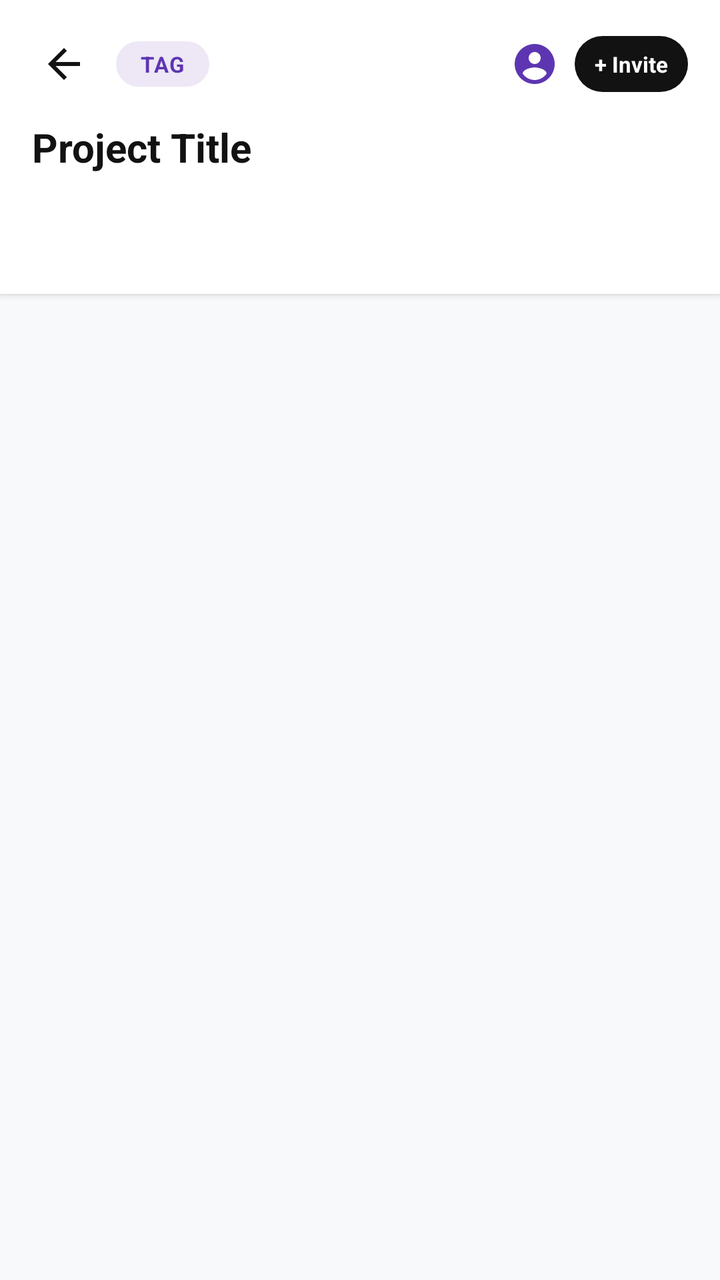
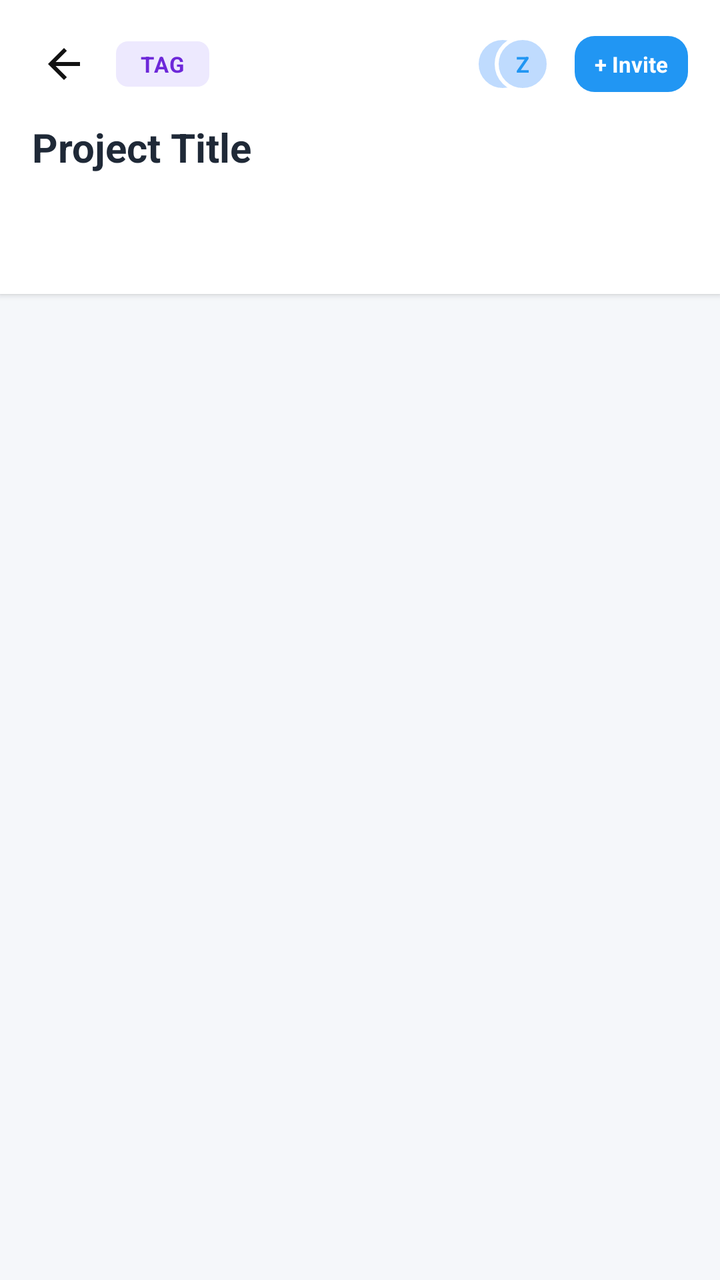

Before-and-after screenshots of an Android layout around one commit, followed by the original layout XML and the change that was made.
<!-- AndroidManifest.xml: application theme Theme.FirstApp -->
<!-- res/layout/activity_project.xml -->
<?xml version="1.0" encoding="utf-8"?>
<LinearLayout xmlns:android="http://schemas.android.com/apk/res/android"
    xmlns:app="http://schemas.android.com/apk/res-auto"
    xmlns:tools="http://schemas.android.com/tools"
    android:id="@+id/main"
    android:layout_width="match_parent"
    android:layout_height="match_parent"
    android:orientation="vertical"
    android:background="#F8F9FA"
    tools:context=".ProjectActivity">

    
    <LinearLayout
        android:layout_width="match_parent"
        android:layout_height="wrap_content"
        android:orientation="vertical"
        android:background="#FFFFFF"
        android:paddingTop="16dp"
        android:paddingBottom="4dp"
        android:paddingHorizontal="16dp"
        android:elevation="2dp">

        <LinearLayout
            android:layout_width="match_parent"
            android:layout_height="wrap_content"
            android:orientation="horizontal"
            android:gravity="center_vertical">

            <ImageView
                android:id="@+id/buttonBack"
                android:layout_width="32dp"
                android:layout_height="32dp"
                android:src="@drawable/back_icon"
                android:contentDescription="Back"
                android:padding="4dp"
                android:background="?attr/selectableItemBackgroundBorderless" />

            <TextView
                android:id="@+id/textProjectTag"
                android:layout_width="wrap_content"
                android:layout_height="wrap_content"
                android:layout_marginStart="10dp"
                android:background="@drawable/bg_rounded_pill"
                android:paddingHorizontal="12dp"
                android:paddingVertical="4dp"
                android:text="TAG"
                android:textColor="#5E35B1"
                android:textSize="11sp"
                android:textStyle="bold"
                android:letterSpacing="0.05" />

            <View
                android:layout_width="0dp"
                android:layout_height="1dp"
                android:layout_weight="1" />

            
            <LinearLayout
                android:layout_width="wrap_content"
                android:layout_height="wrap_content"
                android:orientation="horizontal"
                android:gravity="center_vertical">

                <ImageView
                    android:layout_width="24dp"
                    android:layout_height="24dp"
                    android:src="@drawable/ic_avatar"
                    android:contentDescription="Team Member" />

                <TextView
                    android:id="@+id/buttonInvite"
                    android:layout_width="wrap_content"
                    android:layout_height="28dp"
                    android:layout_marginStart="8dp"
                    android:background="@drawable/bg_rounded_button"
                    android:gravity="center"
                    android:paddingHorizontal="10dp"
                    android:text="+ Invite"
                    android:textColor="#FFFFFF"
                    android:textSize="11sp"
                    android:textStyle="bold" />
            </LinearLayout>

        </LinearLayout>

        
        <TextView
            android:id="@+id/textProjectTitle"
            android:layout_width="match_parent"
            android:layout_height="wrap_content"
            android:layout_marginTop="12dp"
            android:layout_marginBottom="8dp"
            android:text="Project Title"
            android:textColor="#121212"
            android:textSize="20sp"
            android:textStyle="bold"
            android:singleLine="true"
            android:ellipsize="end" />

        
        <com.google.android.material.tabs.TabLayout
            android:id="@+id/tabLayout"
            android:layout_width="match_parent"
            android:layout_height="wrap_content"
            app:tabMode="scrollable"
            app:tabGravity="start"
            app:tabIndicatorColor="#5E35B1"
            app:tabIndicatorHeight="3dp"
            app:tabSelectedTextColor="#5E35B1"
            app:tabTextColor="#666666"
            app:tabTextAppearance="@android:style/TextAppearance.Small"
            android:background="#FFFFFF" />

    </LinearLayout>

    
    <androidx.viewpager2.widget.ViewPager2
        android:id="@+id/viewPager"
        android:layout_width="match_parent"
        android:layout_height="0dp"
        android:layout_weight="1" />

</LinearLayout>
<!-- resources referenced by this layout -->
<resources>
  <!-- drawable back_icon (drawable) -->
  <vector xmlns:android="http://schemas.android.com/apk/res/android" android:autoMirrored="true" android:height="24dp" android:tint="#121212" android:viewportHeight="960" android:viewportWidth="960" android:width="24dp">
        
      <path android:fillColor="@android:color/white" android:pathData="M313,520L537,744L480,800L160,480L480,160L537,216L313,440L800,440L800,520L313,520Z"/>
      
  </vector>
  <!-- drawable bg_rounded_button (drawable) -->
  <?xml version="1.0" encoding="utf-8"?>
  <shape xmlns:android="http://schemas.android.com/apk/res/android">
      <solid android:color="#121212" />
      <corners android:radius="24dp" />
  </shape>
  <!-- drawable bg_rounded_pill (drawable) -->
  <?xml version="1.0" encoding="utf-8"?>
  <shape xmlns:android="http://schemas.android.com/apk/res/android">
      <solid android:color="#EDE7F6" />
      <corners android:radius="20dp" />
  </shape>
  <!-- drawable ic_avatar (drawable) -->
  <vector xmlns:android="http://schemas.android.com/apk/res/android"
      android:width="28dp"
      android:height="28dp"
      android:viewportWidth="24"
      android:viewportHeight="24">
    <path
        android:fillColor="#5E35B1"
        android:pathData="M12,2C6.48,2 2,6.48 2,12s4.48,10 10,10 10,-4.48 10,-10S17.52,2 12,2zM12,6c1.66,0 3,1.34 3,3s-1.34,3 -3,3 -3,-1.34 -3,-3 1.34,-3 3,-3zM12,20c-2.5,0 -4.71,-1.28 -6,-3.22 0.03,-1.99 4,-3.08 6,-3.08 1.99,0 5.97,1.09 6,3.08 -1.29,1.94 -3.5,3.22 -6,3.22z"/>
  </vector>
  <style name="Theme.FirstApp" parent="Base.Theme.FirstApp" />
  <style name="Base.Theme.FirstApp" parent="Theme.Material3.DayNight.NoActionBar">
          
          <item name="android:windowBackground">@color/window_background</item>
          
      </style>
  <color name="window_background">#fcfcfc</color>
</resources>

<!-- the commit's change to res/layout/activity_project.xml (unified diff, before → after) -->
@@ -6,7 +6,7 @@
     android:layout_width="match_parent"
     android:layout_height="match_parent"
     android:orientation="vertical"
-    android:background="#F8F9FA"
+    android:background="@color/tf_bg_screen"
     tools:context=".ProjectActivity">
 
     
@@ -14,7 +14,7 @@
         android:layout_width="match_parent"
         android:layout_height="wrap_content"
         android:orientation="vertical"
-        android:background="#FFFFFF"
+        android:background="@color/tf_surface"
         android:paddingTop="16dp"
         android:paddingBottom="4dp"
         android:paddingHorizontal="16dp"
@@ -40,11 +40,11 @@
                 android:layout_width="wrap_content"
                 android:layout_height="wrap_content"
                 android:layout_marginStart="10dp"
-                android:background="@drawable/bg_rounded_pill"
+                android:background="@drawable/bg_tag"
                 android:paddingHorizontal="12dp"
                 android:paddingVertical="4dp"
                 android:text="TAG"
-                android:textColor="#5E35B1"
+                android:textColor="@color/tf_tag_text"
                 android:textSize="11sp"
                 android:textStyle="bold"
                 android:letterSpacing="0.05" />
@@ -55,31 +55,48 @@
                 android:layout_weight="1" />
 
             
-            <LinearLayout
+            <FrameLayout
                 android:layout_width="wrap_content"
                 android:layout_height="wrap_content"
-                android:orientation="horizontal"
-                android:gravity="center_vertical">
+                android:layout_marginEnd="4dp">
 
-                <ImageView
-                    android:layout_width="24dp"
-                    android:layout_height="24dp"
-                    android:src="@drawable/ic_avatar"
-                    android:contentDescription="Team Member" />
+                
+                <TextView
+                    android:layout_width="28dp"
+                    android:layout_height="28dp"
+                    android:background="@drawable/bg_avatar"
+                    android:gravity="center"
+                    android:text="F"
+                    android:textColor="@color/tf_primary"
+                    android:textSize="11sp"
+                    android:textStyle="bold"
+                    android:layout_marginEnd="10dp" />
 
+                
                 <TextView
-                    android:id="@+id/buttonInvite"
-                    android:layout_width="wrap_content"
+                    android:layout_width="28dp"
                     android:layout_height="28dp"
-                    android:layout_marginStart="8dp"
-                    android:background="@drawable/bg_rounded_button"
+                    android:background="@drawable/bg_avatar"
                     android:gravity="center"
-                    android:paddingHorizontal="10dp"
-                    android:text="+ Invite"
-                    android:textColor="#FFFFFF"
+                    android:text="Z"
+                    android:textColor="@color/tf_primary"
                     android:textSize="11sp"
-                    android:textStyle="bold" />
-            </LinearLayout>
+                    android:textStyle="bold"
+                    android:layout_marginStart="10dp" />
+            </FrameLayout>
+
+            <TextView
+                android:id="@+id/buttonInvite"
+                android:layout_width="wrap_content"
+                android:layout_height="28dp"
+                android:layout_marginStart="8dp"
+                android:background="@drawable/bg_button_primary"
+                android:gravity="center"
+                android:paddingHorizontal="10dp"
+                android:text="+ Invite"
+                android:textColor="@color/white"
+                android:textSize="11sp"
+                android:textStyle="bold" />
 
         </LinearLayout>
 
@@ -91,7 +108,7 @@
             android:layout_marginTop="12dp"
             android:layout_marginBottom="8dp"
             android:text="Project Title"
-            android:textColor="#121212"
+            android:textColor="@color/tf_text_primary"
             android:textSize="20sp"
             android:textStyle="bold"
             android:singleLine="true"
@@ -104,12 +121,12 @@
             android:layout_height="wrap_content"
             app:tabMode="scrollable"
             app:tabGravity="start"
-            app:tabIndicatorColor="#5E35B1"
+            app:tabIndicatorColor="@color/tf_primary"
             app:tabIndicatorHeight="3dp"
-            app:tabSelectedTextColor="#5E35B1"
-            app:tabTextColor="#666666"
+            app:tabSelectedTextColor="@color/tf_primary"
+            app:tabTextColor="@color/tf_text_secondary"
             app:tabTextAppearance="@android:style/TextAppearance.Small"
-            android:background="#FFFFFF" />
+            android:background="@color/tf_surface" />
 
     </LinearLayout>
 
<!-- resource entries referenced after the edit -->
@@ -1,39 +1,43 @@
 <!-- resources referenced by this layout -->
 <resources>
+  <color name="tf_bg_screen">#F5F7FA</color>
+  <color name="tf_primary">#2196F3</color>
+  <color name="tf_surface">#FFFFFF</color>
+  <color name="tf_tag_text">#6D28D9</color>
+  <color name="tf_text_primary">#1F2937</color>
+  <color name="tf_text_secondary">#6B7280</color>
+  <color name="white">#FFFFFFFF</color>
   <!-- drawable back_icon (drawable) -->
   <vector xmlns:android="http://schemas.android.com/apk/res/android" android:autoMirrored="true" android:height="24dp" android:tint="#121212" android:viewportHeight="960" android:viewportWidth="960" android:width="24dp">
         
       <path android:fillColor="@android:color/white" android:pathData="M313,520L537,744L480,800L160,480L480,160L537,216L313,440L800,440L800,520L313,520Z"/>
       
   </vector>
-  <!-- drawable bg_rounded_button (drawable) -->
+  <!-- drawable bg_avatar (drawable) -->
   <?xml version="1.0" encoding="utf-8"?>
-  <shape xmlns:android="http://schemas.android.com/apk/res/android">
-      <solid android:color="#121212" />
-      <corners android:radius="24dp" />
+  <shape xmlns:android="http://schemas.android.com/apk/res/android" android:shape="oval">
+      <solid android:color="#BFDBFE"/>
+      <stroke android:width="2dp" android:color="@android:color/white"/>
   </shape>
-  <!-- drawable bg_rounded_pill (drawable) -->
+  <!-- drawable bg_button_primary (drawable) -->
   <?xml version="1.0" encoding="utf-8"?>
-  <shape xmlns:android="http://schemas.android.com/apk/res/android">
-      <solid android:color="#EDE7F6" />
-      <corners android:radius="20dp" />
+  <shape xmlns:android="http://schemas.android.com/apk/res/android" android:shape="rectangle">
+      <solid android:color="@color/tf_primary"/>
+      <corners android:radius="10dp"/>
   </shape>
-  <!-- drawable ic_avatar (drawable) -->
-  <vector xmlns:android="http://schemas.android.com/apk/res/android"
-      android:width="28dp"
-      android:height="28dp"
-      android:viewportWidth="24"
-      android:viewportHeight="24">
-    <path
-        android:fillColor="#5E35B1"
-        android:pathData="M12,2C6.48,2 2,6.48 2,12s4.48,10 10,10 10,-4.48 10,-10S17.52,2 12,2zM12,6c1.66,0 3,1.34 3,3s-1.34,3 -3,3 -3,-1.34 -3,-3 1.34,-3 3,-3zM12,20c-2.5,0 -4.71,-1.28 -6,-3.22 0.03,-1.99 4,-3.08 6,-3.08 1.99,0 5.97,1.09 6,3.08 -1.29,1.94 -3.5,3.22 -6,3.22z"/>
-  </vector>
+  <!-- drawable bg_tag (drawable) -->
+  <?xml version="1.0" encoding="utf-8"?>
+  <shape xmlns:android="http://schemas.android.com/apk/res/android" android:shape="rectangle">
+      <solid android:color="@color/tf_tag_bg"/>
+      <corners android:radius="6dp"/>
+  </shape>
   <style name="Theme.FirstApp" parent="Base.Theme.FirstApp" />
+  <color name="tf_tag_bg">#EDE9FE</color>
   <style name="Base.Theme.FirstApp" parent="Theme.Material3.DayNight.NoActionBar">
           
           <item name="android:windowBackground">@color/window_background</item>
           
       </style>
-  <color name="window_background">#fcfcfc</color>
+  <color name="window_background">#F5F7FA</color>
 </resources>
 
